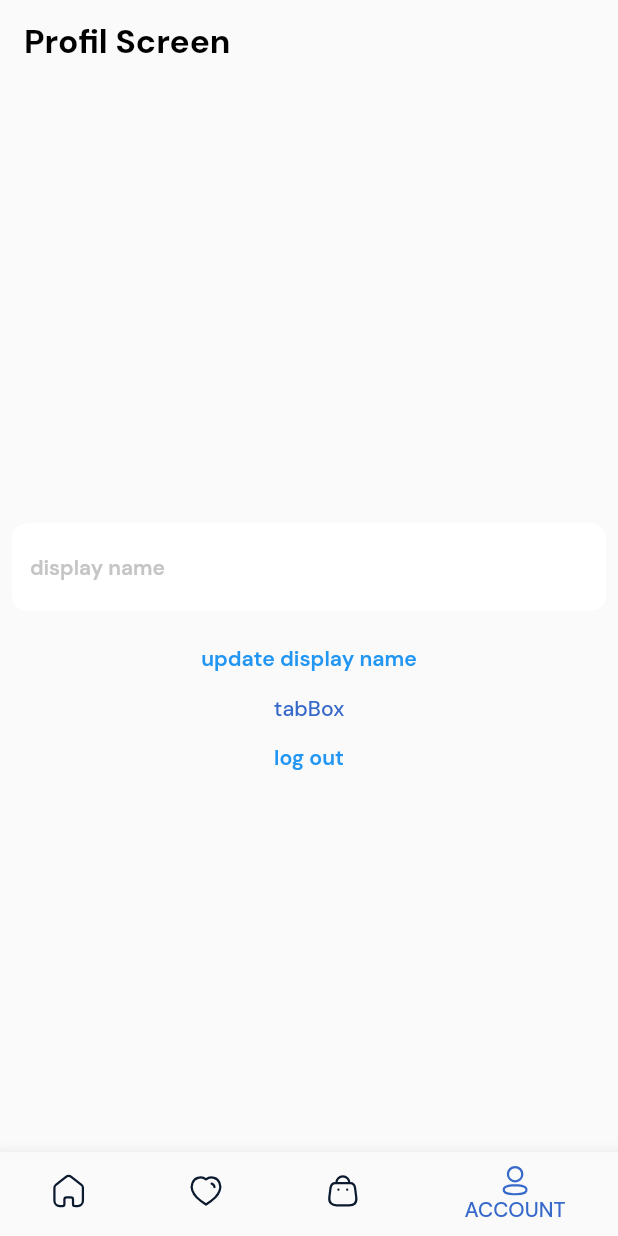
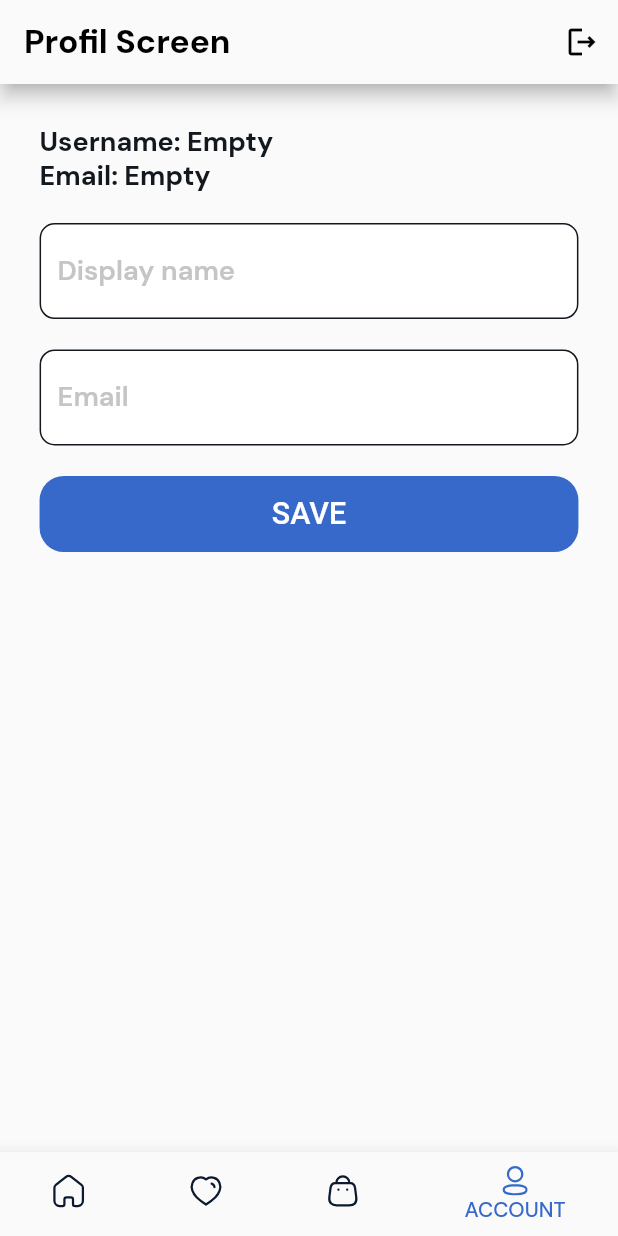
Before and after one commit to ravshan1119/techno_city, a Flutter app: the screen it shows once a user with an empty profile is signed in, item 4 of the bottom bar chosen, on a phone screen of 412 x 824 dp. Run offline on Flutter 3.47's test engine with Material 2 defaults, Android fonts, the phone set to English and light mode, and no system bars; drawn by our look-alikes of zoom_tap_animation; our stand-ins replace firebase_auth, firebase_core, flutter_screenutil, flutter_svg, google_sign_in, lottie; accounts and stored records are empty; network calls fail; Roboto replaces fonts that are missing (DM Sans).

Commit message:
update profile screen

```diff
--- a/lib/data/firebase/profile_service.dart
+++ b/lib/data/firebase/profile_service.dart
@@ -1,5 +1,5 @@
 import 'package:firebase_auth/firebase_auth.dart';
-import 'package:firebase_core/firebase_core.dart';
+
 
 import '../model/universal_data.dart';
 
--- a/lib/providers/auth_provider.dart
+++ b/lib/providers/auth_provider.dart
@@ -67,6 +67,8 @@ class AuthProvider with ChangeNotifier {
   Future<void> logOutUser(BuildContext context) async {
     notify(true);
     UniversalData universalData = await authService.logOutUser();
+    emailController.clear();
+    passwordController.clear();
     notify(false);
 
     if (universalData.error.isEmpty) {
--- a/lib/providers/profile_provider.dart
+++ b/lib/providers/profile_provider.dart
@@ -12,11 +12,10 @@ class ProfileProvider with ChangeNotifier {
 
   final ProfileService profileService;
 
-  final TextEditingController nameController = TextEditingController();
   final TextEditingController phoneController = TextEditingController();
   final TextEditingController emailController = TextEditingController();
 
-  TextEditingController displayNameController = TextEditingController();
+  final TextEditingController displayNameController = TextEditingController();
 
   bool isLoading = false;
 
@@ -44,10 +43,13 @@ class ProfileProvider with ChangeNotifier {
 
   }
 
-  updateUserDisplayName(BuildContext context){
-    String name = nameController.text;
+ Future<void> updateUserDisplayName(BuildContext context)async{
+    String name = displayNameController.text;
     if(name.isNotEmpty){
-      FirebaseAuth.instance.currentUser?.updateDisplayName(name);
+      notify(true);
+     await  FirebaseAuth.instance.currentUser?.updateDisplayName(name);
+     displayNameController.clear();
+     notify(false);
     }else{
       showMessage(context, "Username empty");
     }
--- a/lib/ui/auth/widgets/global_text_fields.dart
+++ b/lib/ui/auth/widgets/global_text_fields.dart
@@ -24,7 +24,7 @@ class GlobalTextField extends StatelessWidget {
   Widget build(BuildContext context) {
     return TextField(
       style: TextStyle(
-          fontSize: 14.spMin,
+          fontSize: 18.sp,
           fontWeight: FontWeight.w600,
           color: AppColors.c_0C1A30,
           fontFamily: "DMSans"),
@@ -38,40 +38,43 @@ class GlobalTextField extends StatelessWidget {
         fillColor: AppColors.white,
         hintText: hintText,
         hintStyle: TextStyle(
-            fontSize: 14.spMin,
+            fontSize: 18.sp,
             fontWeight: FontWeight.w600,
             color: AppColors.c_C4C5C4,
             fontFamily: "DMSans"),
         enabledBorder: OutlineInputBorder(
           borderRadius: BorderRadius.circular(10),
-          borderSide: BorderSide(width: 1, color: AppColors.white),
+          borderSide: BorderSide(
+            width: 1,
+            color: AppColors.c_13181F,
+          ),
         ),
         disabledBorder: OutlineInputBorder(
           borderRadius: BorderRadius.circular(10),
           borderSide: BorderSide(
             width: 1,
-            color: AppColors.white,
+            color: AppColors.c_13181F,
           ),
         ),
         focusedBorder: OutlineInputBorder(
           borderRadius: BorderRadius.circular(10),
           borderSide: BorderSide(
             width: 1,
-            color: AppColors.white,
+            color: AppColors.c_13181F,
           ),
         ),
         errorBorder: OutlineInputBorder(
           borderRadius: BorderRadius.circular(10),
           borderSide: BorderSide(
             width: 1,
-            color: AppColors.white,
+            color: AppColors.c_13181F,
           ),
         ),
         border: OutlineInputBorder(
           borderRadius: BorderRadius.circular(10),
           borderSide: BorderSide(
             width: 1,
-            color: AppColors.white,
+            color: AppColors.c_13181F,
           ),
         ),
       ),
--- a/lib/ui/home/home_screen.dart
+++ b/lib/ui/home/home_screen.dart
@@ -9,6 +9,7 @@ class HomeScreen extends StatelessWidget {
     return Scaffold(
       appBar: AppBar(
         title: Text("Home Screen",style: TextStyle(color: Colors.black),),
+        elevation: 5,
       ),
     );
   }
--- a/lib/ui/order/order_screen.dart
+++ b/lib/ui/order/order_screen.dart
@@ -8,6 +8,7 @@ class OrderScreen extends StatelessWidget {
     return Scaffold(
       appBar: AppBar(
         title: Text("Order Screen",style: TextStyle(color: Colors.black)),
+        elevation: 5,
       ),
     );
   }
--- a/lib/ui/profil/profile_screen.dart
+++ b/lib/ui/profil/profile_screen.dart
@@ -5,10 +5,11 @@ import 'package:lottie/lottie.dart';
 import 'package:provider/provider.dart';
 import 'package:techno_city/providers/profile_provider.dart';
 import 'package:techno_city/ui/auth/widgets/global_text_fields.dart';
-import 'package:techno_city/utils/app_images.dart';
+import 'package:zoom_tap_animation/zoom_tap_animation.dart';
 
 import '../../providers/auth_provider.dart';
 import '../../utils/app_colors.dart';
+import '../../utils/app_images.dart';
 
 class ProfileScreen extends StatefulWidget {
   const ProfileScreen({super.key});
@@ -27,74 +28,104 @@ class _ProfileScreenState extends State<ProfileScreen> {
           "Profil Screen",
           style: TextStyle(color: Colors.black),
         ),
+        elevation: 5,
+        actions: [
+          IconButton(
+              onPressed: () {
+                context.read<AuthProvider>().logOutUser(context);
+              },
+              icon: const Icon(
+                Icons.logout_outlined,
+                color: Colors.black,
+              ))
+        ],
       ),
       body: Stack(
         children: [
           Container(
             color: AppColors.c_FAFAFA,
-            child: Center(
-              child: Column(
-                mainAxisAlignment: MainAxisAlignment.center,
-                children: <Widget>[
-                  Column(
-                    mainAxisAlignment: MainAxisAlignment.center,
+            child: Padding(
+              padding:  EdgeInsets.all(26.r),
+              child: ListView(
                 children: [
                   Text(
-                        user?.email ?? "",
+                    "Username: ${user!.displayName==""?"Empty":user.displayName}",
                     style: TextStyle(
                         fontSize: 18,
                         fontWeight: FontWeight.w700,
                         color: AppColors.c_13181F),
                   ),
                   Text(
-                        user?.displayName ?? "",
+                    "Email: ${user.email==""?"Empty":user.email}",
                     style: TextStyle(
                         fontSize: 18,
                         fontWeight: FontWeight.w700,
                         color: AppColors.c_13181F),
                   ),
-                      Padding(
-                        padding: const EdgeInsets.all(8.0),
-                        child: GlobalTextField(
-                            hintText: "display name",
+
+                  SizedBox(height: 20.h,),
+                  GlobalTextField(
+                      hintText: "Display name",
                       keyboardType: TextInputType.text,
                       textInputAction: TextInputAction.next,
                       textAlign: TextAlign.start,
                       controller: context
                           .read<ProfileProvider>()
                           .displayNameController),
-                      ),
-                      TextButton(
-                          onPressed: () {
-                            setState(() {
-                              context
+                  SizedBox(height: 20.h,),
+                  GlobalTextField(
+                      hintText: "Email",
+                      keyboardType: TextInputType.text,
+                      textInputAction: TextInputAction.next,
+                      textAlign: TextAlign.start,
+                      controller: context
                           .read<ProfileProvider>()
-                                  .updateUserDisplayName(context);
-                              context
-                                  .read<ProfileProvider>()
-                                  .displayNameController
-                                  .clear();
-                            });
+                          .emailController),
+                  SizedBox(height: 20.h,),
+                  ZoomTapAnimation(
+                    onTap: (){
+                      context.read<ProfileProvider>().updateEmail(context);
+                      context.read<ProfileProvider>().updateUserDisplayName(context);
                     },
-                          child: Text("update display name")),
-                      Center(
+                    child: Container(
+                      width: 100.w,
+                      height: 50.h,
+                      decoration: BoxDecoration(
+                          borderRadius: BorderRadius.circular(16.r),
+                          color: AppColors.c_3669C9),
+                      child: Center(
                         child: Text(
-                          "tabBox",
-                          style: TextStyle(color: AppColors.c_3669C9),
+                          "SAVE",
+                          style: TextStyle(
+                              fontSize: 20.sp,
+                              color: AppColors.white,
+                              fontFamily: "DM Sans"),
                         ),
                       ),
-                      TextButton(
-                          onPressed: () {
-                            context.read<AuthProvider>().logOutUser(context);
-                          },
-                          child: const Text("log out"))
-                    ],
                     ),
+                  )
                 ],
               ),
             ),
           ),
+          Visibility(
+            visible: context.watch<ProfileProvider>().isLoading,
+            child: Align(
+                alignment: Alignment.center,
+                child: Container(
+                  decoration: BoxDecoration(
+                      borderRadius: BorderRadius.circular(10),
+                      color: Colors.white),
+                  height: 200.h,
+                  width: 200.h,
+                  child: SizedBox(
+                      height: 100.h,
+                      width: 100.h,
+                      child:
+                          Center(child: Lottie.asset(AppImages.checkLoader))),
+                )),
           ),
+        ],
       ),
     );
   }
--- a/lib/ui/wishlist/wishlist_screen.dart
+++ b/lib/ui/wishlist/wishlist_screen.dart
@@ -7,7 +7,11 @@ class WishlistScreen extends StatelessWidget {
   Widget build(BuildContext context) {
     return Scaffold(
       appBar: AppBar(
-        title: Text("Wishlist Screen",style: TextStyle(color: Colors.black),),
+        title: Text(
+          "Wishlist Screen",
+          style: TextStyle(color: Colors.black),
+        ),
+        elevation: 5,
       ),
     );
   }
```
Lines whose indentation alone changed are shown as unchanged.
